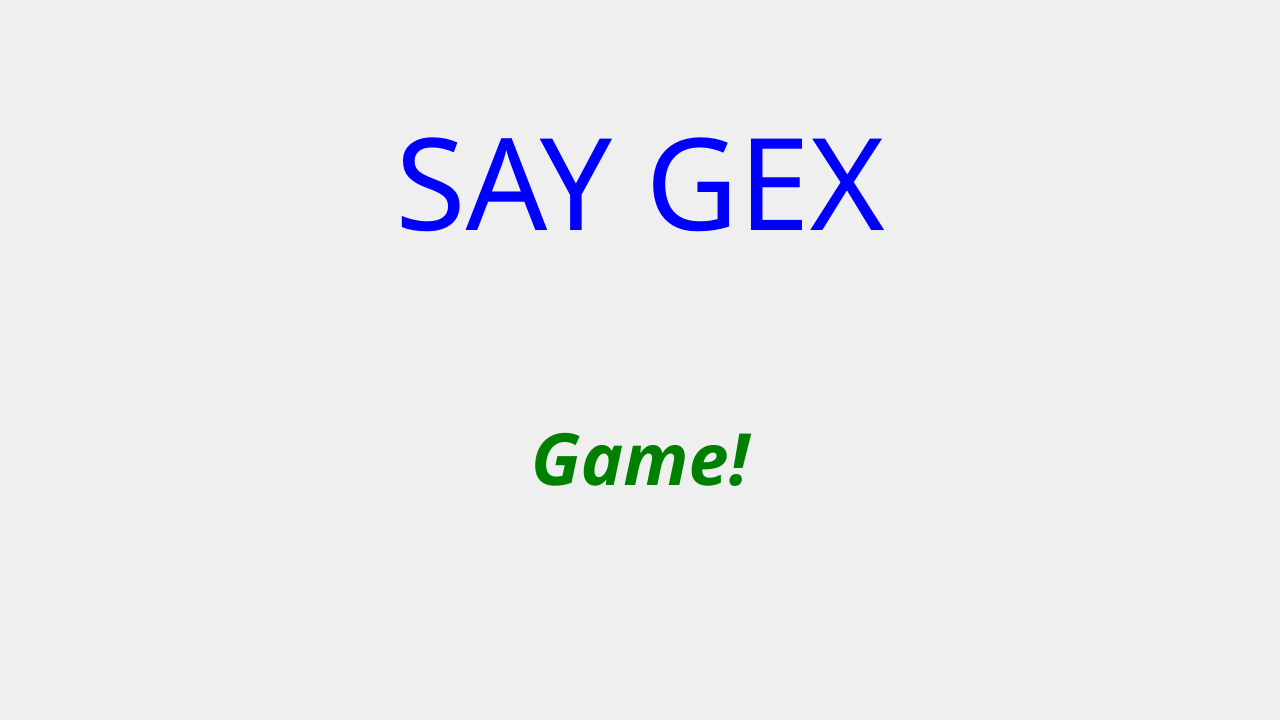
Old version of the form ui/mainmenu.ui in the repository Dmitriy2442/CT_project.
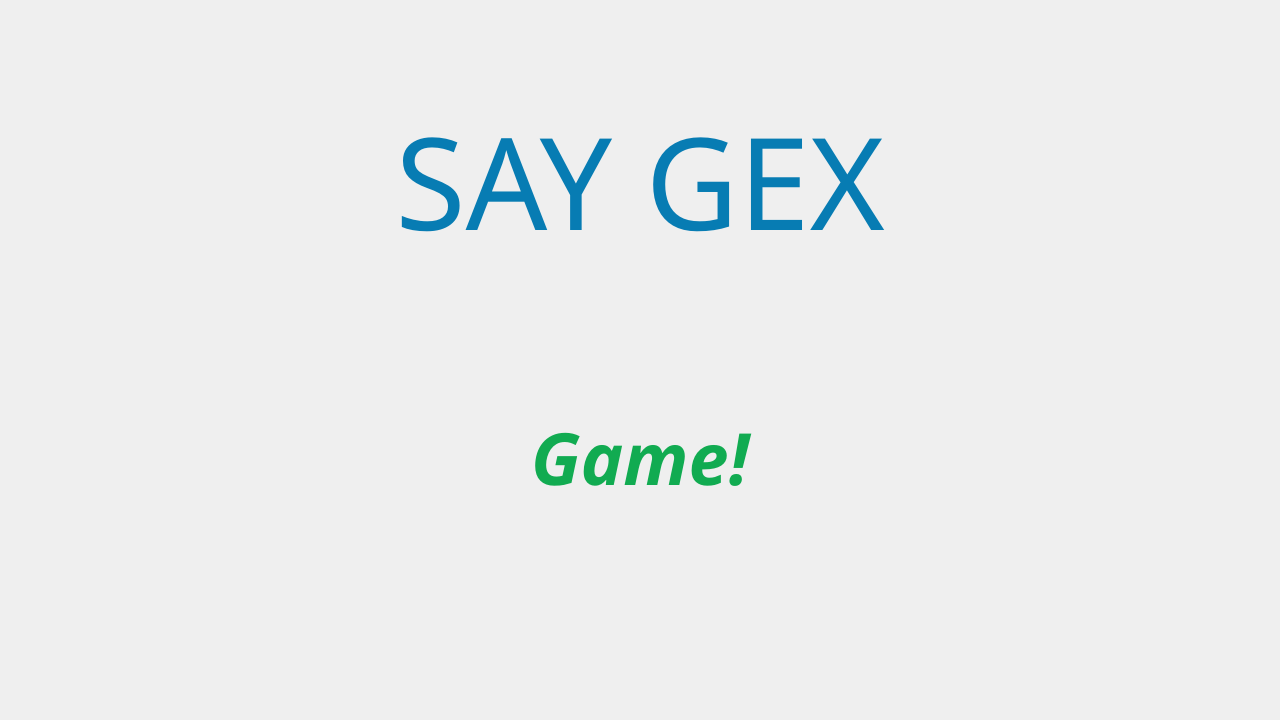
New version of the form. Icons and pictures are not drawn.

```diff
--- a/ui/mainmenu.ui
+++ b/ui/mainmenu.ui
@@ -100,7 +100,7 @@
        <property name="styleSheet">
         <string notr="true">QLabel {
 	font-size: 128px;
-	color: blue;
+	color: #077cb3;
 }</string>
        </property>
        <property name="text">
@@ -136,7 +136,7 @@
           <string notr="true">QPushButton {
 	font-size: 72px;
 	border: none;
-	color: green;
+	color: #11ab51;
 }</string>
          </property>
          <property name="text">
```
